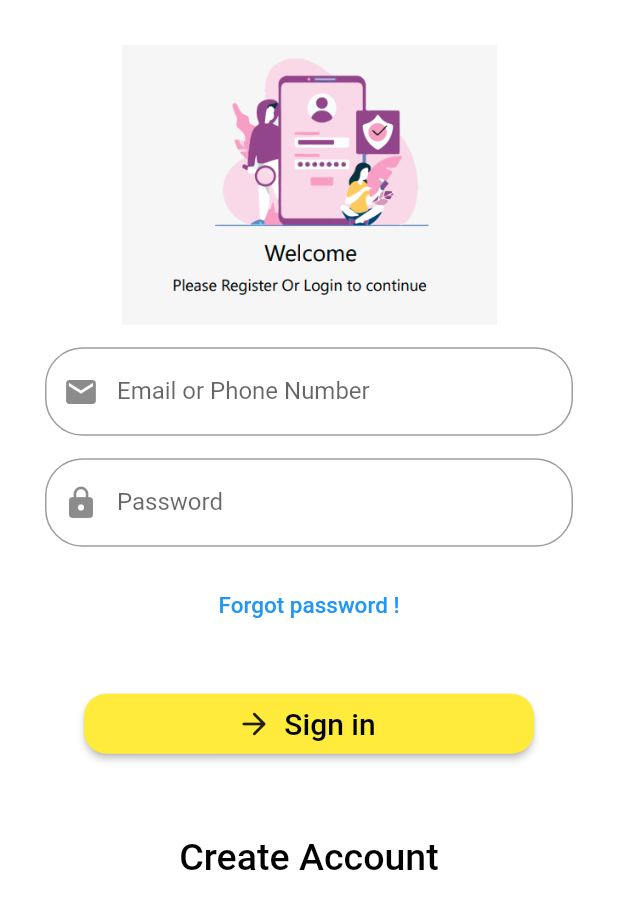
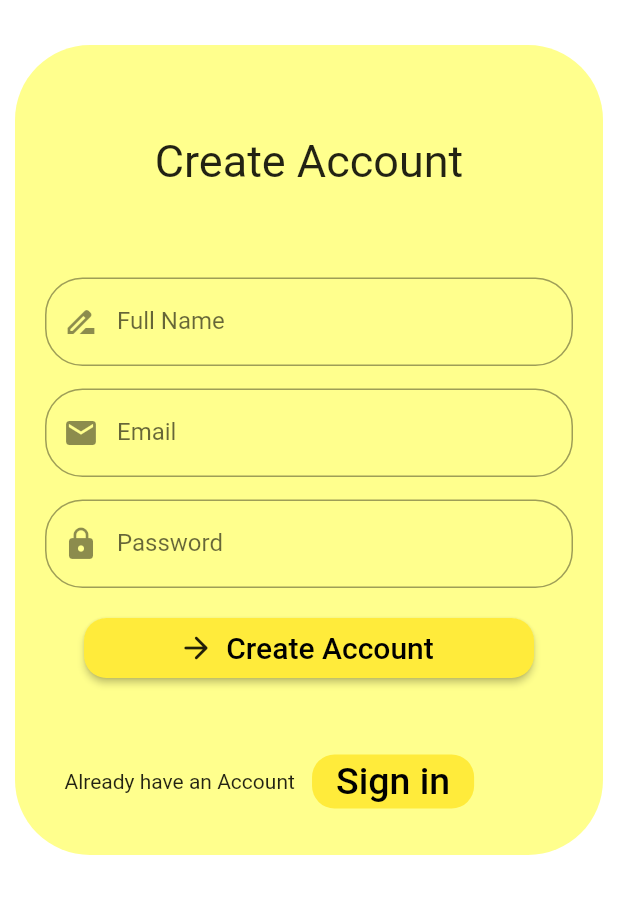
Before and after one commit to abdulnasiricp/build_app_new, a Flutter app: the screen it shows after launch, after a tap on "Create Account", on a phone screen of 412 x 824 dp. Shown: the top 909 px of the screen. Run offline on Flutter 3.47's test engine with Material 2 defaults, Android fonts, the phone set to English and light mode, and no system bars; our stand-ins replace get.

Commit message:
signup and dishboard

```diff
--- /dev/null
+++ b/lib/dishboard.dart
@@ -0,0 +1,57 @@
+import 'package:flutter/material.dart';
+
+class Dishboard extends StatefulWidget {
+  // Dishboard({Key key}) : super(key: key);
+
+  @override
+  _HomeState createState() => _HomeState();
+}
+
+class _HomeState extends State<Dishboard> {
+  void _onItemTapped(int index) {
+    setState(() {
+      // _selectedIndex = index;
+    });
+  }
+
+  @override
+  Widget build(BuildContext context) {
+    return Scaffold(
+      appBar: AppBar(
+        backgroundColor: Colors.lightGreen,
+        toolbarHeight: 60.0,
+        title: Container(
+          padding: EdgeInsets.symmetric(horizontal: 15),
+          decoration: BoxDecoration(
+            color: Colors.white,
+            borderRadius: BorderRadius.circular(15.0),
+          ),
+          child: TextFormField(
+            decoration: InputDecoration(
+              icon: Icon(Icons.search),
+              hintText: 'Search Fruit',
+              contentPadding: EdgeInsets.symmetric(horizontal: 5, vertical: 1),
+            ),
+          ),
+        ),
+        actions: [
+          IconButton(icon: Icon(Icons.account_circle), onPressed: () {}),
+        ],
+      ),
+
+      backgroundColor: Colors.yellowAccent[800],
+
+      // appbar end
+
+      body: SingleChildScrollView(
+        child: Container(
+          // color: Colors.grey[300],
+          child: Column(
+            mainAxisAlignment: MainAxisAlignment.center,
+            children: <Widget>[],
+          ),
+        ),
+      ),
+    );
+  }
+}
--- a/lib/main.dart
+++ b/lib/main.dart
@@ -1,12 +1,13 @@
 import 'package:buildapp/splash.dart';
 import 'package:flutter/material.dart';
+import 'package:get/get.dart';
 
 void main() => runApp(MyApp());
 
 class MyApp extends StatelessWidget {
   @override
   Widget build(BuildContext context) {
-    return MaterialApp(
+    return GetMaterialApp(
       debugShowCheckedModeBanner: false,
       // Application name
       title: 'Build App',
--- a/lib/sign_in.dart
+++ b/lib/sign_in.dart
@@ -1,4 +1,7 @@
+import 'package:buildapp/home.dart';
+import 'package:buildapp/sign_up.dart';
 import 'package:flutter/material.dart';
+import 'package:get/get.dart';
 
 class SignIn extends StatefulWidget {
   @override
@@ -111,7 +114,7 @@ class _SignInState extends State<SignIn> {
                           borderRadius: BorderRadius.circular(15),
                         ),
                         onPressed: () {
-                          Navigator.pushNamed(context, 'Home');
+                          Get.to(HomeScreen());
                         },
                       ),
                     ),
@@ -120,7 +123,7 @@ class _SignInState extends State<SignIn> {
                     padding: const EdgeInsets.all(25.0),
                     child: FlatButton(
                       onPressed: () {
-                        Navigator.pushNamed(context, 'SignUp');
+                        Get.to(SignUp());
                       },
                       textColor: Colors.black,
                       child: Text(
--- /dev/null
+++ b/lib/sign_up.dart
@@ -0,0 +1,180 @@
+import 'package:buildapp/sign_in.dart';
+import 'package:flutter/material.dart';
+import 'package:get/get.dart';
+// import 'package:firebase_auth/firebase_auth.dart';
+// import 'package:cloud_firestore/cloud_firestore.dart';
+
+class SignUp extends StatefulWidget {
+  // SignUp({Key key}) : super(key: key);
+
+  @override
+  _SignInState createState() => _SignInState();
+}
+
+class _SignInState extends State<SignUp> {
+  @override
+  bool _isHidden = true;
+  // final _auth = FirebaseAuth.instance;
+  // String cust_name;
+  // String email;
+  // String password;
+  Widget build(BuildContext context) {
+    return Scaffold(
+      // appBar: AppBar(),
+      backgroundColor: Colors.white,
+      body: SingleChildScrollView(
+        child: Center(
+          child: Padding(
+            padding: const EdgeInsets.only(
+              top: 30.0,
+              left: 10,
+              right: 10,
+            ),
+            child: Container(
+              decoration: BoxDecoration(
+                borderRadius: BorderRadius.circular(50.0),
+                color: Colors.yellowAccent[100],
+              ),
+              child: Column(
+                mainAxisAlignment: MainAxisAlignment.center,
+                children: <Widget>[
+                  Padding(
+                    padding: const EdgeInsets.all(60.0),
+                    child: Text(
+                      'Create Account',
+                      style: TextStyle(fontSize: 30.0),
+                    ),
+                  ),
+                  Padding(
+                    padding: const EdgeInsets.only(left: 20, right: 20),
+                    child: TextFormField(
+                      decoration: InputDecoration(
+                        border: OutlineInputBorder(
+                          borderRadius: BorderRadius.circular(25),
+                        ),
+                        labelText: 'Full Name',
+                        prefixIcon: Icon(Icons.drive_file_rename_outline),
+                      ),
+                      // onChanged: (val)async {
+                      //   // setState(() {
+                      //   //   cust_name = val;
+                      //   // });
+                      // },
+                    ),
+                  ),
+                  SizedBox(
+                    height: 15,
+                  ),
+                  Padding(
+                    padding: const EdgeInsets.only(left: 20, right: 20),
+                    child: TextFormField(
+                      decoration: InputDecoration(
+                        border: OutlineInputBorder(
+                          borderRadius: BorderRadius.circular(25),
+                        ),
+                        labelText: 'Email',
+                        prefixIcon: Icon(Icons.email),
+                      ),
+                      // onChanged: (val) async{
+                      //   // setState(() {
+                      //   //   email = value;
+                      //   // });
+                      // },
+                    ),
+                  ),
+                  SizedBox(
+                    height: 15,
+                  ),
+                  Padding(
+                    padding: const EdgeInsets.only(left: 20, right: 20),
+                    child: TextFormField(
+                      decoration: InputDecoration(
+                        border: OutlineInputBorder(
+                          borderRadius: BorderRadius.circular(25),
+                        ),
+                        labelText: 'Password',
+                        prefixIcon: Icon(Icons.lock),
+                      ),
+                      obscureText: _isHidden,
+                      // onChanged: (val) {
+                      //   // setState(() {
+                      //   //   password = val;
+                      //   // });
+                      // },
+                    ),
+                  ),
+                  Padding(
+                    padding: const EdgeInsets.all(20.0),
+                    child: SizedBox(
+                      width: 300,
+                      height: 40,
+                      child: RaisedButton.icon(
+                        icon: Icon(Icons.arrow_forward_rounded),
+                        label: Text(
+                          'Create Account',
+                          style: TextStyle(
+                            fontSize: 20.0,
+                            color: Colors.black,
+                          ),
+                        ),
+                        color: Colors.yellow,
+                        shape: RoundedRectangleBorder(
+                          borderRadius: BorderRadius.circular(15),
+                        ),
+                        onPressed: () {
+                          Get.to('HomeScreen()');
+                          // FirebaseAuth.instance.createUserWithEmailAndPassword(
+                          //   email: email, password: password)
+                          //   .then(signedInUser){
+                          //     _firbbase.collection('users')
+                          //     .add({'email': email, 'pass' : password})
+                          //     .then(value){
+                          //       if(signedInUser != null){
+                          //         Navigator.pushNamed(context, 'Home');
+                          //       }
+                          //     })
+                          //   .catchError((e){
+                          //     print(e);
+                          //   });
+                          // })
+                          // .catchError((e){
+                          //     print(e);
+                          //   });
+                        },
+                      ),
+                    ),
+                  ),
+                  Padding(
+                    padding: const EdgeInsets.all(25.0),
+                    child: Row(
+                      children: [
+                        Padding(
+                          padding: const EdgeInsets.all(8.0),
+                          child: Text('Already have an Account '),
+                        ),
+                        FlatButton(
+                          onPressed: () {
+                            Get.to(SignIn());
+                          },
+                          textColor: Colors.black,
+                          child: Text(
+                            'Sign in',
+                            style: TextStyle(fontSize: 25.0),
+                          ),
+                          shape: RoundedRectangleBorder(
+                            borderRadius: BorderRadius.circular(15),
+                          ),
+                          color: Colors.yellow,
+                        ),
+                      ],
+                    ),
+                  ),
+                ],
+              ),
+            ),
+          ),
+        ),
+      ),
+    );
+  }
+}
--- a/pubspec.yaml
+++ b/pubspec.yaml
@@ -20,6 +20,7 @@ dependencies:
   flutter:
     sdk: flutter
   animated_splash_screen:
+  get: ^4.6.5
 
 dev_dependencies:
   flutter_test:
```
Also changed, not shown: 1 other file.
